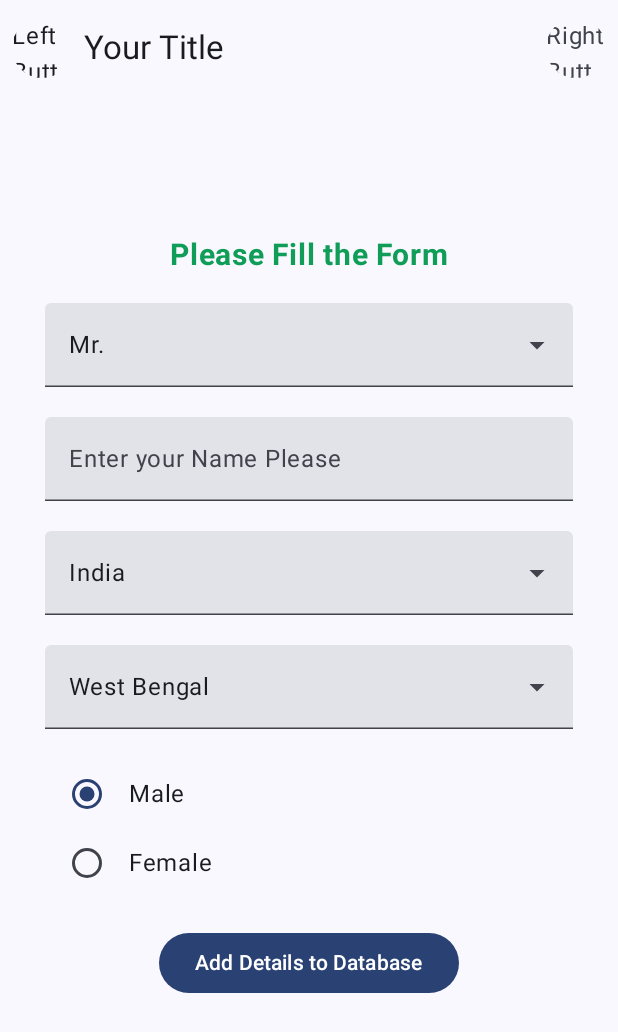
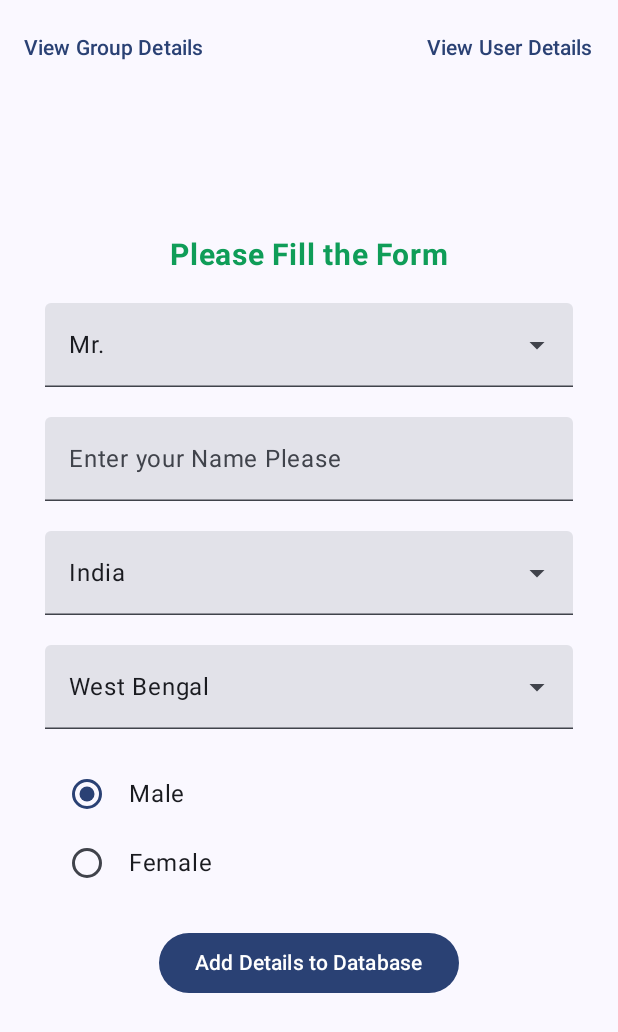
Before and after one commit to devaviks/DropDown, an Android app built with Jetpack Compose: the screen it shows after launch (UserAddActivity), on a phone screen of 412 x 824 dp. Shown: the top 1032 px of the screen. Run offline under Robolectric (Android 15) with nearby library versions, the phone set to English and light mode, and no system bars.

Commit message:
6thOctober final

```diff
--- a/app/src/main/java/com/example/dropdown/UserAddActivity.kt
+++ b/app/src/main/java/com/example/dropdown/UserAddActivity.kt
@@ -38,30 +38,38 @@ class UserAddActivity : ComponentActivity() {
                 Surface(
                     modifier = Modifier.fillMaxSize(),
                 ) {
+                    Scaffold {
                         TopAppBar(
-                        title = { Text(text = "Your Title") },
+                            title = { Text(text = "") },
                             navigationIcon = {
-                            IconButton(
+                                TextButton(
                                     onClick = {
                                         // Perform an action when the left button is clicked
-                                    val intent = Intent(this@UserAddActivity, ViewGroupDetailsActivity::class.java)
+                                        val intent = Intent(
+                                            this@UserAddActivity,
+                                            ViewGroupDetailsActivity::class.java
+                                        )
                                         startActivity(intent)
                                     }
                                 ) {
-                                Text("Left Button")
+                                    Text("View Group Details")
                                 }
                             },
                             actions = {
-                            IconButton(
+                                TextButton(
                                     onClick = {
-                                    val intent = Intent(this@UserAddActivity, UserListActivity::class.java)
+                                        val intent = Intent(
+                                            this@UserAddActivity,
+                                            UserListActivity::class.java
+                                        )
                                         startActivity(intent)
                                     }
                                 ) {
-                                Text("Right Button")
+                                    Text("View User Details")
                                 }
                             },
                         )
+                    }
                     // Add the content of your form or other components below the app bar
                     addDataToDatabase(LocalContext.current)
                 }
```
Lines whose indentation alone changed are shown as unchanged.
